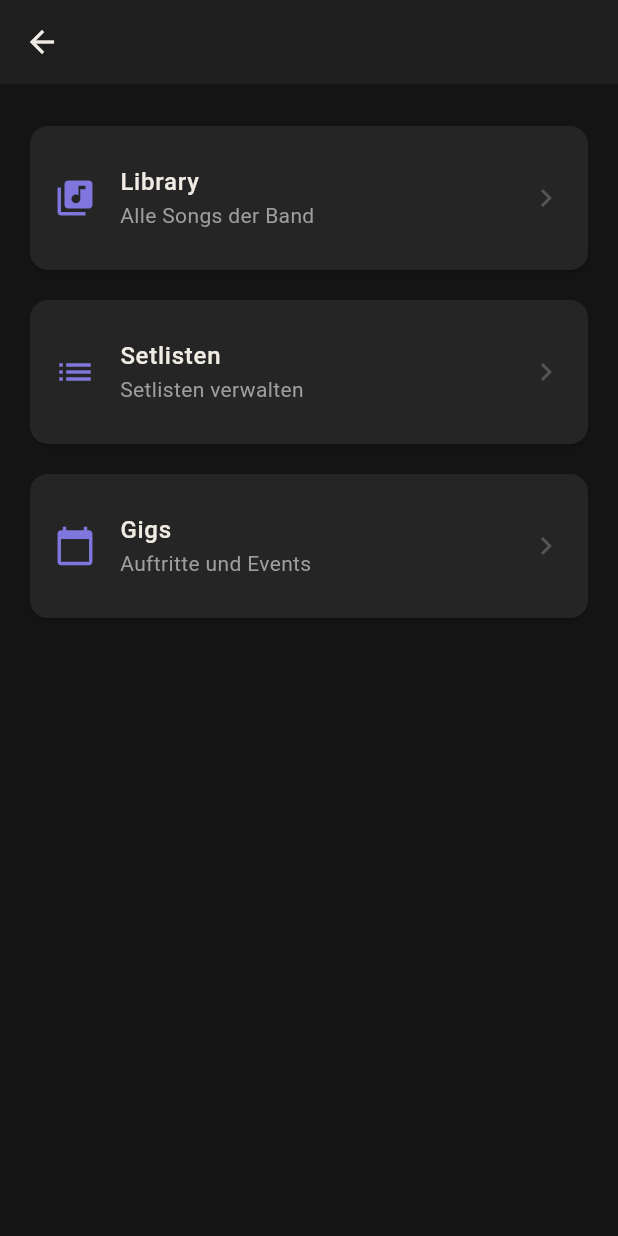
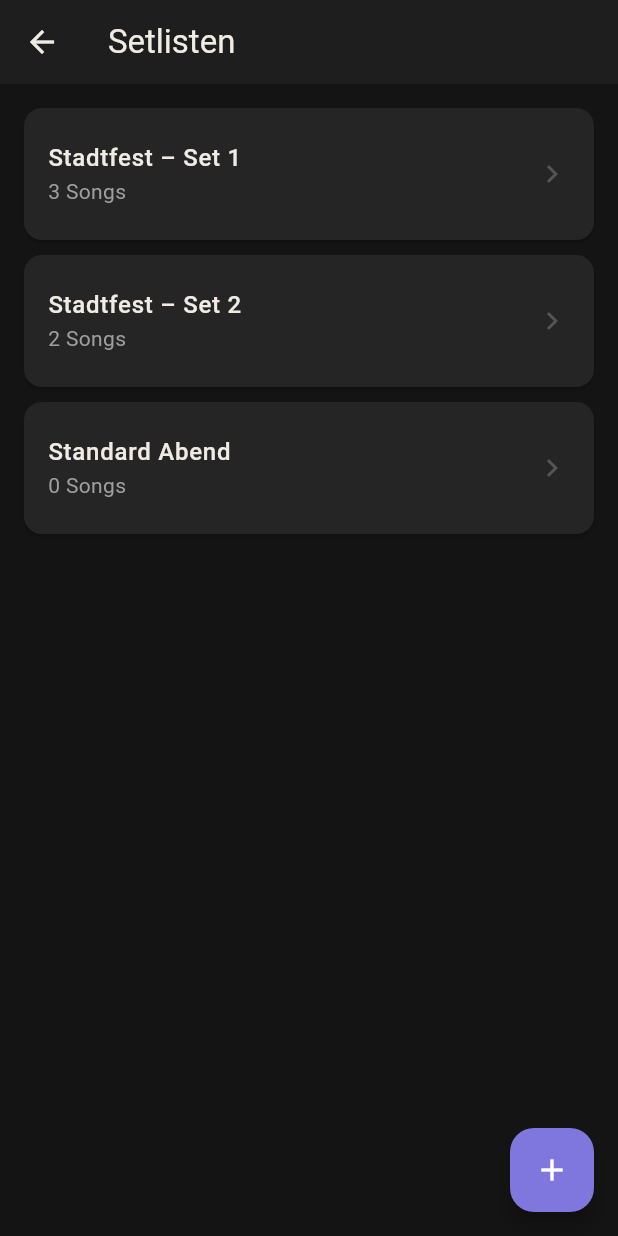
Before and after one commit to Maks1m-Se/nota, a Flutter app: the BandHomeScreen screen opened directly with empty values, after a tap on "Setlisten", on a phone screen of 412 x 824 dp. Run offline on Flutter 3.47's test engine with Material 3 defaults, Android fonts, the phone set to English and light mode, and no system bars.

Commit message:
feat: add SetlistsScreen with static setlists

```diff
--- a/lib/screens/bands/band_home_screen.dart
+++ b/lib/screens/bands/band_home_screen.dart
@@ -2,6 +2,7 @@ import 'package:flutter/material.dart';
 import '../../models/band.dart';
 import '../../theme/app_theme.dart';
 import '../library/library_screen.dart';
+import '../setlists/setlists_screen.dart';
 
 class BandHomeScreen extends StatelessWidget {
   final Band band;
@@ -51,7 +52,14 @@ class BandHomeScreen extends StatelessWidget {
               icon: Icons.list,
               label: 'Setlisten',
               subtitle: 'Setlisten verwalten',
-              onTap: () {},
+              onTap: () {
+                Navigator.push(
+                  context,
+                  MaterialPageRoute(
+                    builder: (context) => SetlistsScreen(bandId: band.id),
+                  ),
+                );
+              },
             ),
             const SizedBox(height: 12),
             _NavCard(
--- /dev/null
+++ b/lib/screens/setlists/setlists_screen.dart
@@ -0,0 +1,86 @@
+import 'package:flutter/material.dart';
+import '../../models/setlist.dart';
+import '../../models/song_slot.dart';
+import '../../theme/app_theme.dart';
+
+class SetlistsScreen extends StatefulWidget {
+  final String bandId;
+
+  const SetlistsScreen({super.key, required this.bandId});
+
+  @override
+  State<SetlistsScreen> createState() => _SetlistsScreenState();
+}
+
+class _SetlistsScreenState extends State<SetlistsScreen> {
+  final List<Setlist> _setlists = [
+    Setlist(
+      id: '1',
+      name: 'Stadtfest – Set 1',
+      slots: [
+        SongSlot(id: 's1', songId: '1', order: 0),
+        SongSlot(id: 's2', songId: '2', order: 1),
+        SongSlot(id: 's3', songId: '3', order: 2),
+      ],
+    ),
+    Setlist(
+      id: '2',
+      name: 'Stadtfest – Set 2',
+      slots: [
+        SongSlot(id: 's4', songId: '4', order: 0),
+        SongSlot(id: 's5', songId: '5', order: 1),
+      ],
+    ),
+    Setlist(
+      id: '3',
+      name: 'Standard Abend',
+      slots: [],
+    ),
+  ];
+
+  @override
+  Widget build(BuildContext context) {
+    return Scaffold(
+      appBar: AppBar(
+        title: const Text('Setlisten'),
+      ),
+      floatingActionButton: FloatingActionButton(
+        onPressed: () {},
+        backgroundColor: AppTheme.primaryColor,
+        child: const Icon(Icons.add, color: Colors.white),
+      ),
+      body: ListView.builder(
+        padding: const EdgeInsets.all(16),
+        itemCount: _setlists.length,
+        itemBuilder: (context, index) {
+          final setlist = _setlists[index];
+          return Card(
+            margin: const EdgeInsets.only(bottom: 10),
+            child: ListTile(
+              contentPadding: const EdgeInsets.symmetric(
+                horizontal: 16,
+                vertical: 8,
+              ),
+              title: Text(
+                setlist.name,
+                style: const TextStyle(
+                  color: AppTheme.textPrimary,
+                  fontWeight: FontWeight.w500,
+                ),
+              ),
+              subtitle: Text(
+                '${setlist.slots.length} Songs',
+                style: const TextStyle(color: AppTheme.textSecondary),
+              ),
+              trailing: const Icon(
+                Icons.chevron_right,
+                color: AppTheme.textMuted,
+              ),
+              onTap: () {},
+            ),
+          );
+        },
+      ),
+    );
+  }
+}
```
